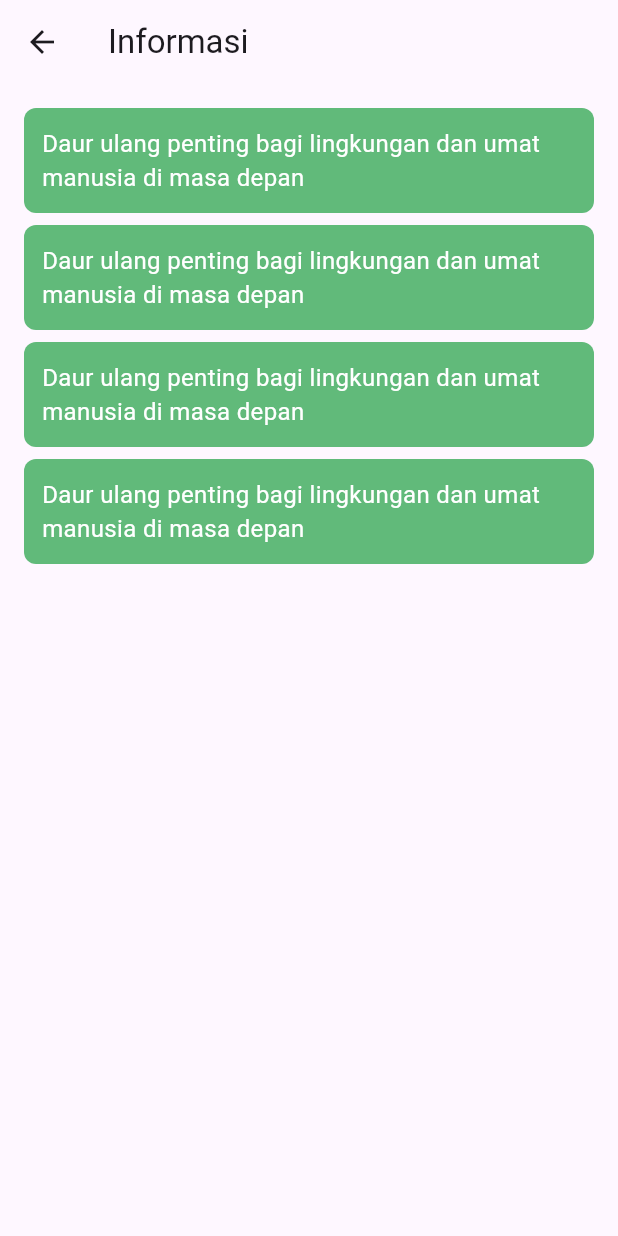
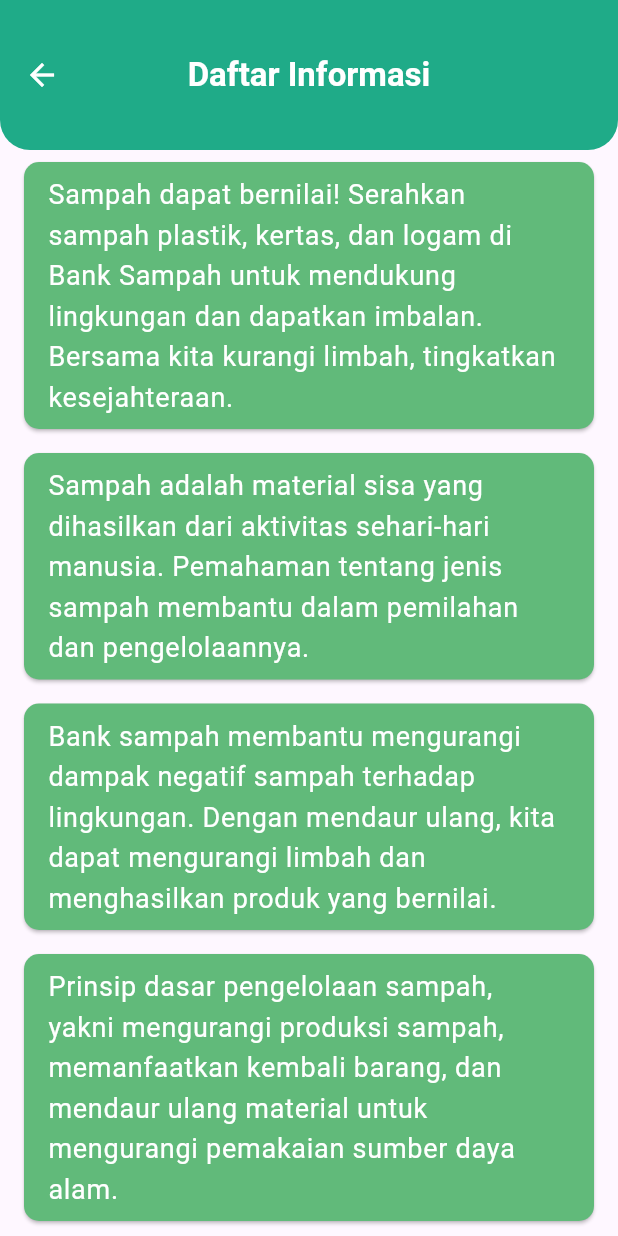
Before and after one commit to rafinas2133/banksampah, a Flutter app: the Information screen opened directly, on a phone screen of 412 x 824 dp. Run offline on Flutter 3.47's test engine with Material 3 defaults, Android fonts, the phone set to English and light mode, and no system bars; our stand-ins replace cloud_firestore, curved_navigation_bar, firebase_auth, firebase_core, flutter_spinkit; accounts and stored records are empty.

Commit message:
Informasi
TERBARU RILL

```diff
--- a/bank_sampah/lib/screens/home/info_page/info.dart
+++ b/bank_sampah/lib/screens/home/info_page/info.dart
@@ -1,39 +1,43 @@
 import 'package:flutter/material.dart';
 
-class Information extends StatefulWidget {
-  @override
-  InformasiScreenState createState() => InformasiScreenState();
-}
-
-class InformasiScreenState extends State<Information> {
-  List<String> recyclingInfo = [
-    'Daur ulang penting bagi lingkungan dan umat manusia di masa depan',
-    'Daur ulang penting bagi lingkungan dan umat manusia di masa depan',
-    'Daur ulang penting bagi lingkungan dan umat manusia di masa depan',
-    'Daur ulang penting bagi lingkungan dan umat manusia di masa depan',
-  ];
-
+class Information extends StatelessWidget {
   @override
   Widget build(BuildContext context) {
     return Scaffold(
       appBar: AppBar(
-        title: Text('Informasi'),
+        title: Text(
+          'Daftar Informasi',
+          style: TextStyle(fontWeight: FontWeight.bold),
+        ),
+        centerTitle: true,
+        toolbarHeight: 100,
+        foregroundColor: Colors.white,
+        backgroundColor: Color.fromARGB(255, 31, 171, 136),
+        shape: RoundedRectangleBorder(
+          borderRadius: BorderRadius.vertical(
+            bottom: Radius.circular(20),
+          ),
+        ),
       ),
-      body: Container(
-        padding: EdgeInsets.all(16.0),
+      body: Center(
         child: ListView.builder(
           itemCount: recyclingInfo.length,
           itemBuilder: (context, index) {
-            return Container(
-              margin: EdgeInsets.only(bottom: 8.0),
-              padding: EdgeInsets.all(12.0),
-              decoration: BoxDecoration(
-                color: Color.fromARGB(255, 97, 186, 122),
-                borderRadius: BorderRadius.circular(8.0),
+            return Card(
+              margin: EdgeInsets.symmetric(horizontal: 16, vertical: 8),
+              shape: RoundedRectangleBorder(
+                borderRadius: BorderRadius.circular(10),
               ),
-              child: Text(
-                recyclingInfo[index],
-                style: TextStyle(fontSize: 16.0, color: Colors.white),
+              color: Color.fromARGB(255, 97, 186, 122),
+              child: Column(
+                children: [
+                  ListTile(
+                    title: Text(
+                      recyclingInfo[index],
+                      style: TextStyle(fontSize: 18, color: Colors.white),
+                    ),
+                  ),
+                ],
               ),
             );
           },
@@ -41,6 +45,14 @@ class InformasiScreenState extends State<Information> {
       ),
     );
   }
+
+  List<String> recyclingInfo = [
+    'Sampah dapat bernilai! Serahkan sampah plastik, kertas, dan logam di Bank Sampah untuk mendukung lingkungan dan dapatkan imbalan. Bersama kita kurangi limbah, tingkatkan kesejahteraan.',
+    'Sampah adalah material sisa yang dihasilkan dari aktivitas sehari-hari manusia. Pemahaman tentang jenis sampah membantu dalam pemilahan dan pengelolaannya.',
+    'Bank sampah membantu mengurangi dampak negatif sampah terhadap lingkungan. Dengan mendaur ulang, kita dapat mengurangi limbah dan menghasilkan produk yang bernilai.',
+    'Prinsip dasar pengelolaan sampah, yakni mengurangi produksi sampah, memanfaatkan kembali barang, dan mendaur ulang material untuk mengurangi pemakaian sumber daya alam.',
+    'Bank sampah tidak hanya sebagai tempat pengumpulan, tapi juga sebagai pusat edukasi. Memberikan informasi kepada masyarakat tentang pentingnya pengelolaan sampah untuk menciptakan lingkungan yang lebih bersih dan sehat.'
+  ];
 }
 
 void main() {
```
